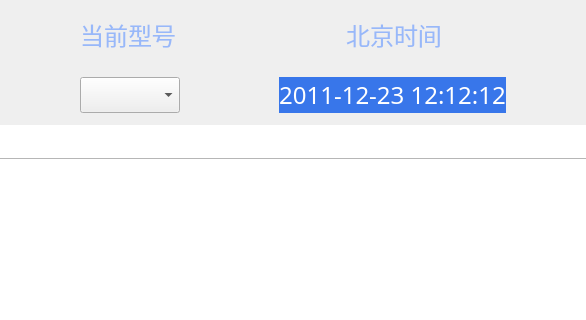
Above: 15.SimulationTrainingSys_DEV/src/DeviceManager/UI/DeviceManager.ui from FakeItUtillMakeIt/QT-example before the change; both pictures show x 636 to 1222 and y 0 to 320 of the 1360 by 771 pixel window. Below: the same form after it.
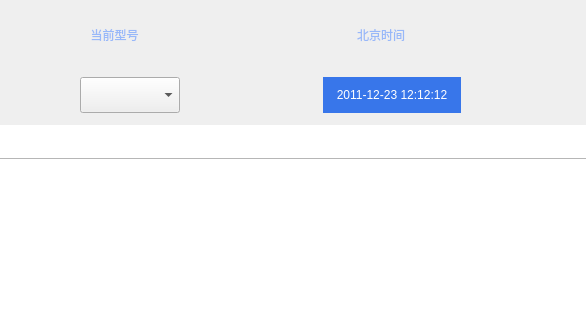
That is the form after the change. Icons and pictures are not drawn.

Diff of the .ui file:
```diff
--- a/15.SimulationTrainingSys_DEV/src/DeviceManager/UI/DeviceManager.ui
+++ b/15.SimulationTrainingSys_DEV/src/DeviceManager/UI/DeviceManager.ui
@@ -238,12 +238,6 @@
                     <height>0</height>
                    </size>
                   </property>
-                  <property name="font">
-                   <font>
-                    <family>Algerian</family>
-                    <pointsize>18</pointsize>
-                   </font>
-                  </property>
                   <property name="styleSheet">
                    <string notr="true">color:#98b8f9</string>
                   </property>
@@ -299,12 +293,6 @@
                 </item>
                 <item row="0" column="3">
                  <widget class="QLabel" name="ctlabel">
-                  <property name="font">
-                   <font>
-                    <family>Algerian</family>
-                    <pointsize>18</pointsize>
-                   </font>
-                  </property>
                   <property name="styleSheet">
                    <string notr="true">color:#98b8f9</string>
                   </property>
@@ -440,6 +428,15 @@
                        </color>
                       </brush>
                      </colorrole>
+                     <colorrole role="ButtonText">
+                      <brush brushstyle="SolidPattern">
+                       <color alpha="255">
+                        <red>255</red>
+                        <green>255</green>
+                        <blue>255</blue>
+                       </color>
+                      </brush>
+                     </colorrole>
                      <colorrole role="Base">
                       <brush brushstyle="SolidPattern">
                        <color alpha="255">
@@ -458,6 +455,15 @@
                        </color>
                       </brush>
                      </colorrole>
+                     <colorrole role="PlaceholderText">
+                      <brush brushstyle="NoBrush">
+                       <color alpha="128">
+                        <red>255</red>
+                        <green>255</green>
+                        <blue>255</blue>
+                       </color>
+                      </brush>
+                     </colorrole>
                     </active>
                     <inactive>
                      <colorrole role="WindowText">
@@ -487,6 +493,15 @@
                        </color>
                       </brush>
                      </colorrole>
+                     <colorrole role="ButtonText">
+                      <brush brushstyle="SolidPattern">
+                       <color alpha="255">
+                        <red>255</red>
+                        <green>255</green>
+                        <blue>255</blue>
+                       </color>
+                      </brush>
+                     </colorrole>
                      <colorrole role="Base">
                       <brush brushstyle="SolidPattern">
                        <color alpha="255">
@@ -505,14 +520,23 @@
                        </color>
                       </brush>
                      </colorrole>
+                     <colorrole role="PlaceholderText">
+                      <brush brushstyle="NoBrush">
+                       <color alpha="128">
+                        <red>255</red>
+                        <green>255</green>
+                        <blue>255</blue>
+                       </color>
+                      </brush>
+                     </colorrole>
                     </inactive>
                     <disabled>
                      <colorrole role="WindowText">
                       <brush brushstyle="SolidPattern">
                        <color alpha="255">
-                        <red>120</red>
-                        <green>120</green>
-                        <blue>120</blue>
+                        <red>255</red>
+                        <green>255</green>
+                        <blue>255</blue>
                        </color>
                       </brush>
                      </colorrole>
@@ -528,9 +552,18 @@
                      <colorrole role="Text">
                       <brush brushstyle="SolidPattern">
                        <color alpha="255">
-                        <red>120</red>
-                        <green>120</green>
-                        <blue>120</blue>
+                        <red>255</red>
+                        <green>255</green>
+                        <blue>255</blue>
+                       </color>
+                      </brush>
+                     </colorrole>
+                     <colorrole role="ButtonText">
+                      <brush brushstyle="SolidPattern">
+                       <color alpha="255">
+                        <red>255</red>
+                        <green>255</green>
+                        <blue>255</blue>
                        </color>
                       </brush>
                      </colorrole>
@@ -552,17 +585,21 @@
                        </color>
                       </brush>
                      </colorrole>
+                     <colorrole role="PlaceholderText">
+                      <brush brushstyle="NoBrush">
+                       <color alpha="128">
+                        <red>255</red>
+                        <green>255</green>
+                        <blue>255</blue>
+                       </color>
+                      </brush>
+                     </colorrole>
                     </disabled>
                    </palette>
                   </property>
-                  <property name="font">
-                   <font>
-                    <family>Algerian</family>
-                    <pointsize>18</pointsize>
-                   </font>
-                  </property>
                   <property name="styleSheet">
-                   <string notr="true">background-color:rgba(56,118,234,1)</string>
+                   <string notr="true">background-color:rgba(56,118,234,1);
+color:white;</string>
                   </property>
                   <property name="text">
                    <string>2011-12-23 12:12:12</string>
```
